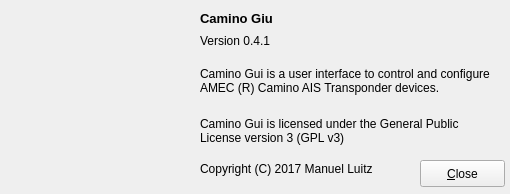
Before: the Qt Designer form gui/about.ui in enzyx/camino, drawn with Qt 5.
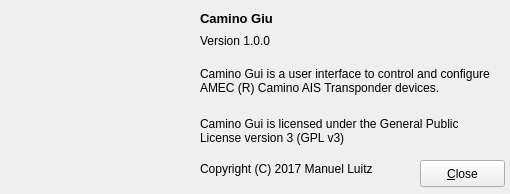
After: the same form once the commit is applied. Icons and pictures are not drawn.

Diff of the .ui file:
```diff
--- a/gui/about.ui
+++ b/gui/about.ui
@@ -94,7 +94,7 @@
      </rect>
     </property>
     <property name="text">
-     <string>Version 0.4.1</string>
+     <string>Version 1.0.0</string>
     </property>
    </widget>
    <widget class="QLabel" name="label_4">
```
